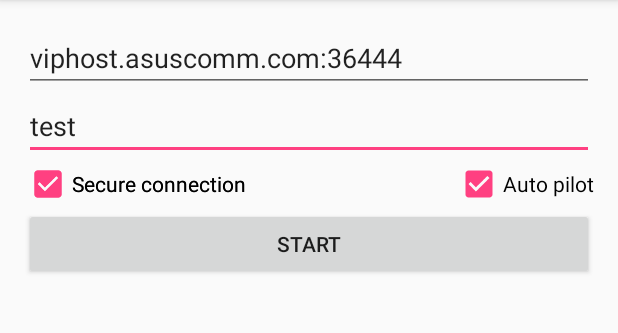
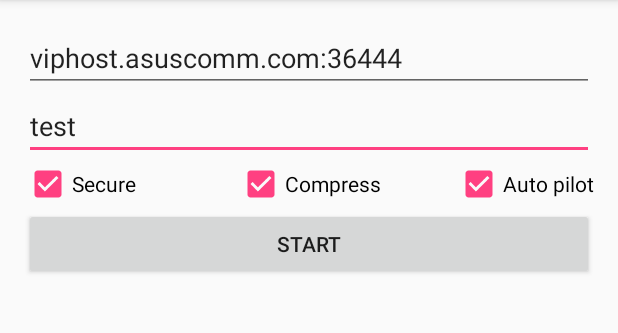
Before and after one commit to vipalade/bubbles, an Android app: the screen it shows after launch (MainActivity), on a phone screen of 412 x 824 dp, the part 84-417 px from its top. Run offline under Robolectric (Android 15) with nearby library versions, the phone set to English and light mode, and no system bars.

Commit message:
compiles and runs with android studio 3

```diff
--- a/client/android/app/build.gradle
+++ b/client/android/app/build.gradle
@@ -12,10 +12,10 @@
         testInstrumentationRunner "android.support.test.runner.AndroidJUnitRunner"
         externalNativeBuild {
             cmake {
-                arguments "-DANDROID_ARM_NEON=TRUE", "-DANDROID_STL=c++_static"//, "-DANDROID_TOOLCHAIN=gcc"//need gcc in order for arm64-v8a to work
+                arguments "-DANDROID_ARM_NEON=TRUE", "-DANDROID_STL=c++_shared"//, "-DANDROID_TOOLCHAIN=gcc"//need gcc in order for arm64-v8a to work
                 cppFlags "-std=c++11 -frtti -fexceptions"
                 abiFilters "x86"//, "x86_64"
-                targets "native-lib", "bubbles_client_engine"
+                //targets "native-lib", "bubbles_client_engine"
                 //abiFilters "armeabi-v7a", "x86", "arm64-v8a", "x86_64", "armeabi"
             }
         }
--- a/client/android/app/src/main/res/layout/activity_main.xml
+++ b/client/android/app/src/main/res/layout/activity_main.xml
@@ -35,14 +35,13 @@
         android:layout_alignParentStart="true" />
 
     <CheckBox
-        android:text="@string/secure_connection"
+        android:id="@+id/checkBox1"
         android:layout_width="wrap_content"
         android:layout_height="wrap_content"
-        android:id="@+id/checkBox1"
+        android:layout_above="@+id/button"
+        android:layout_centerHorizontal="true"
         android:checked="true"
-        android:layout_below="@+id/editText2"
-        android:layout_alignParentLeft="true"
-        android:layout_alignParentStart="true" />
+        android:text="@string/compress_connection" />
 
     <CheckBox
         android:text="@string/auto_pilot"
--- a/client/android/app/src/main/res/values/strings.xml
+++ b/client/android/app/src/main/res/values/strings.xml
@@ -2,7 +2,8 @@
     <string name="app_name">Bubbles</string>
     <string name="default_server_endpoint">viphost.asuscomm.com:36444</string>
     <string name="test_room">test</string>
-    <string name="secure_connection">Secure connection</string>
+    <string name="secure_connection">Secure</string>
+    <string name="compress_connection">Compress</string>
     <string name="auto_pilot">Auto pilot</string>
     <string name="button_start">Start</string>
 </resources>
```
Also changed, not shown: 3 other files.
